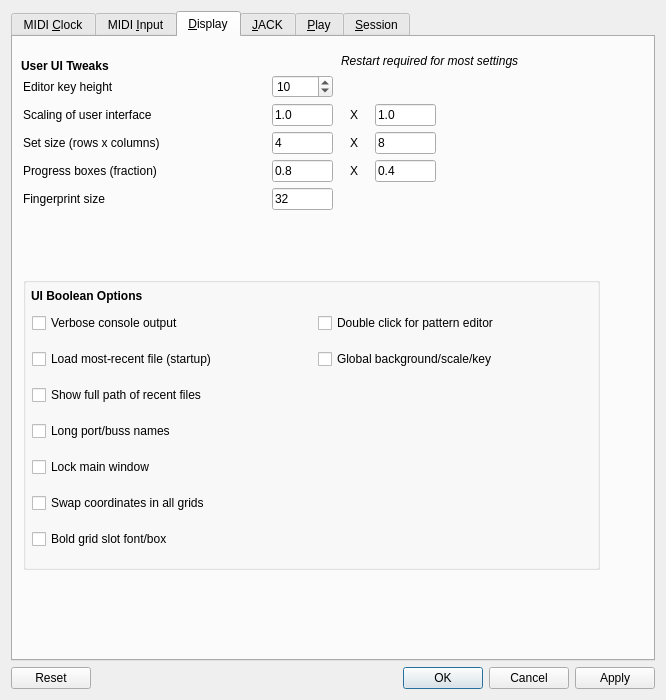
Before: the Qt Designer form seq_qt5/forms/qseditoptions.ui in ahlstromcj/seq66, drawn with Qt 5.
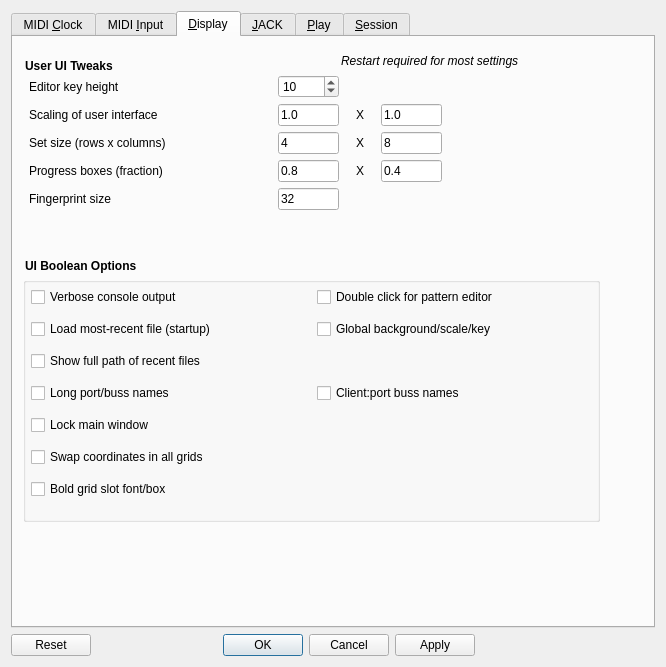
After: the same form once the commit is applied. The open tabs and pages were chosen to show the change.

Commit message: Add client:port display option, pattern-fix reversal option.

Patch:
```diff
--- a/seq_qt5/forms/qseditoptions.ui
+++ b/seq_qt5/forms/qseditoptions.ui
@@ -7,7 +7,7 @@
     <x>0</x>
     <y>0</y>
     <width>666</width>
-    <height>700</height>
+    <height>667</height>
    </rect>
   </property>
   <property name="windowTitle">
@@ -691,7 +691,7 @@
          <x>10</x>
          <y>240</y>
          <width>577</width>
-         <height>293</height>
+         <height>245</height>
         </rect>
        </property>
        <property name="font">
@@ -706,32 +706,13 @@
        <property name="flat">
         <bool>false</bool>
        </property>
-       <widget class="QLabel" name="label_7">
-        <property name="geometry">
-         <rect>
-          <x>8</x>
-          <y>10</y>
-          <width>157</width>
-          <height>17</height>
-         </rect>
-        </property>
-        <property name="font">
-         <font>
-          <weight>75</weight>
-          <bold>true</bold>
-         </font>
-        </property>
-        <property name="text">
-         <string>UI Boolean Options</string>
-        </property>
-       </widget>
        <widget class="QWidget" name="layoutWidget">
         <property name="geometry">
          <rect>
-          <x>9</x>
-          <y>26</y>
+          <x>8</x>
+          <y>4</y>
           <width>565</width>
-          <height>257</height>
+          <height>225</height>
          </rect>
         </property>
         <layout class="QGridLayout" name="gridLayout">
@@ -810,16 +791,23 @@
            </property>
           </widget>
          </item>
+         <item row="3" column="1">
+          <widget class="QCheckBox" name="checkBoxPairBussNames">
+           <property name="text">
+            <string>Client:port buss names</string>
+           </property>
+          </widget>
+         </item>
         </layout>
        </widget>
       </widget>
       <widget class="QWidget" name="layoutWidgetGuiOptions">
        <property name="geometry">
         <rect>
-         <x>10</x>
+         <x>16</x>
          <y>38</y>
          <width>413</width>
-         <height>177</height>
+         <height>153</height>
         </rect>
        </property>
        <layout class="QGridLayout" name="gridLayoutUiValues" columnstretch="8,2,1,2">
@@ -1059,8 +1047,8 @@
       <widget class="QWidget" name="layoutWidgetOp">
        <property name="geometry">
         <rect>
-         <x>8</x>
-         <y>220</y>
+         <x>16</x>
+         <y>196</y>
          <width>413</width>
          <height>16</height>
         </rect>
@@ -1070,7 +1058,7 @@
       <widget class="QLabel" name="label_6">
        <property name="geometry">
         <rect>
-         <x>8</x>
+         <x>12</x>
          <y>20</y>
          <width>145</width>
          <height>17</height>
@@ -1086,6 +1074,25 @@
         <string>User UI Tweaks</string>
        </property>
       </widget>
+      <widget class="QLabel" name="label_7">
+       <property name="geometry">
+        <rect>
+         <x>12</x>
+         <y>220</y>
+         <width>157</width>
+         <height>17</height>
+        </rect>
+       </property>
+       <property name="font">
+        <font>
+         <weight>75</weight>
+         <bold>true</bold>
+        </font>
+       </property>
+       <property name="text">
+        <string>UI Boolean Options</string>
+       </property>
+      </widget>
      </widget>
      <widget class="QWidget" name="tabJackSync">
       <property name="toolTip">
@@ -2325,9 +2332,18 @@
    </item>
    <item>
     <widget class="QDialogButtonBox" name="buttonBoxOptionsDialog">
+     <property name="maximumSize">
+      <size>
+       <width>464</width>
+       <height>16777215</height>
+      </size>
+     </property>
      <property name="standardButtons">
       <set>QDialogButtonBox::Apply|QDialogButtonBox::Cancel|QDialogButtonBox::Ok|QDialogButtonBox::Reset</set>
      </property>
+     <property name="centerButtons">
+      <bool>false</bool>
+     </property>
     </widget>
    </item>
   </layout>
```
Left out of the diff: 12 changed lines with no effect on the pictures. The commit also changes 29 other files.
